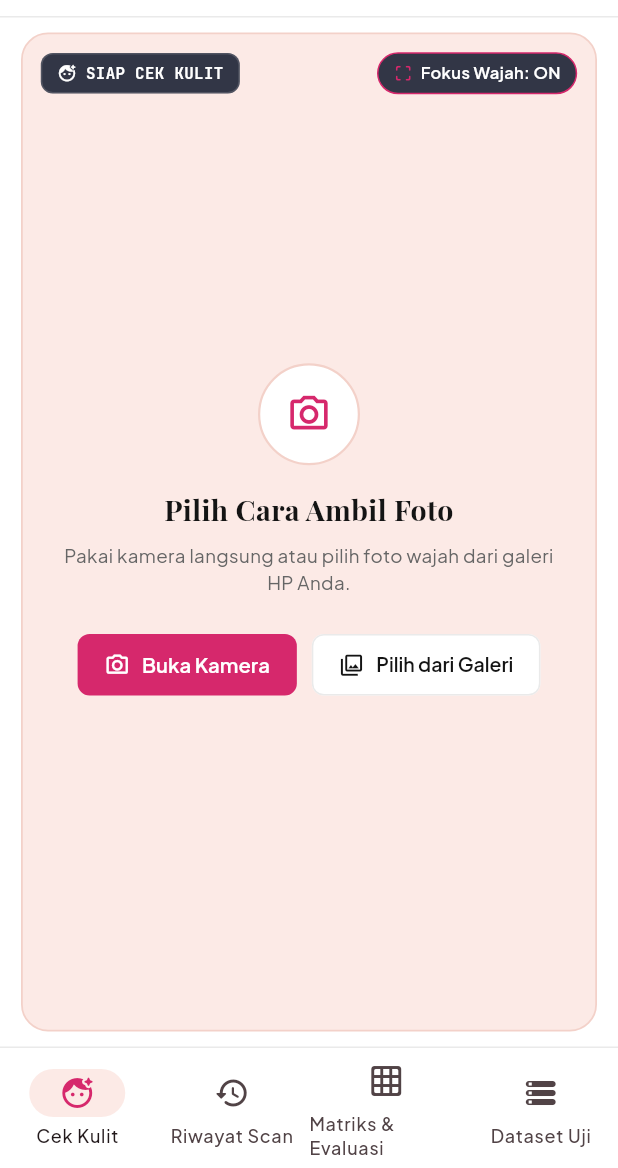
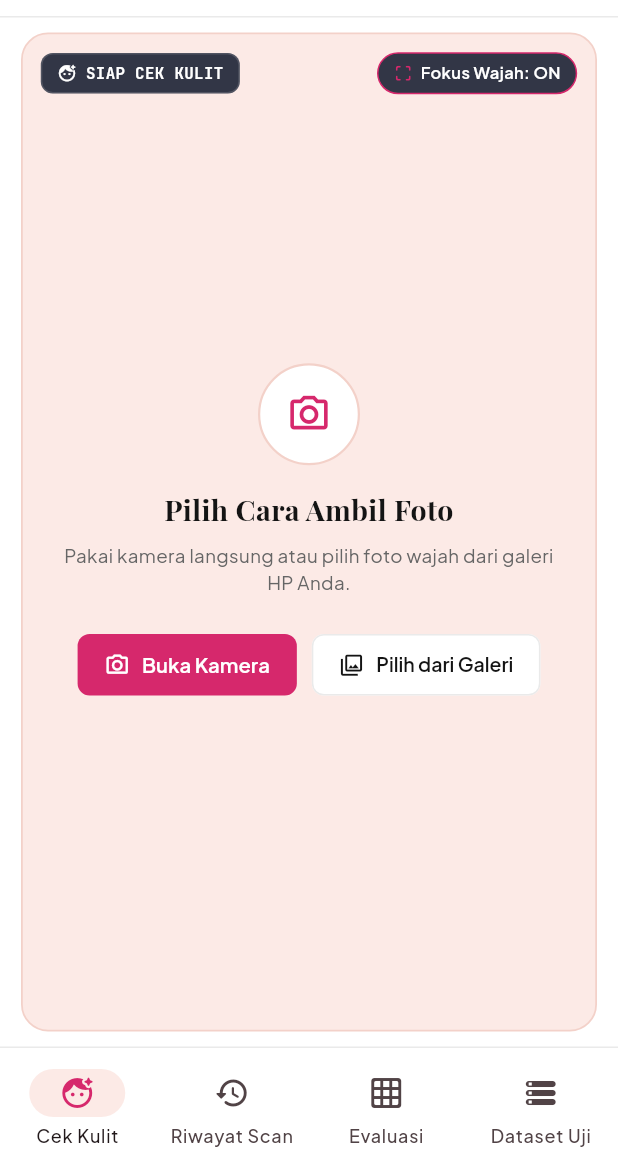
Before and after one commit to Dul13-gokil/klasifikasi-kulit-mobile, a Flutter app: the screen it shows after launch, on a phone screen of 412 x 824 dp, the part 68-1236 px from its top. Run offline on Flutter 3.47's test engine with Material 3 defaults, Android fonts, the phone set to English and light mode, and no system bars; our stand-ins replace camera, google_fonts, image_picker, shared_preferences; network calls fail.

Commit message:
fix: shorten evaluation nav label so it stays single-line and centered

```diff
--- a/lib/ui/navigation/main_shell.dart
+++ b/lib/ui/navigation/main_shell.dart
@@ -679,7 +679,7 @@ class _MainShellState extends State<MainShell> {
             NavigationDestination(
               icon: const Icon(LucideIcons.grid),
               selectedIcon: Icon(LucideIcons.grid, color: AppColors.accent),
-              label: AppStrings.tr('Matriks & Evaluasi', 'Matrix & Eval'),
+              label: AppStrings.tr('Evaluasi', 'Evaluation'),
             ),
           if (showDataset)
             NavigationDestination(
```
